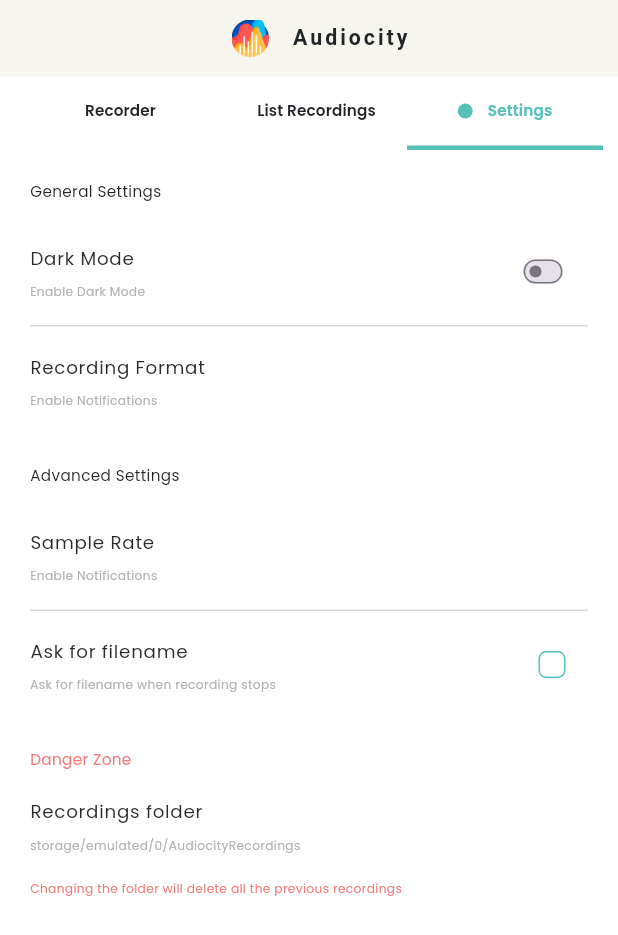
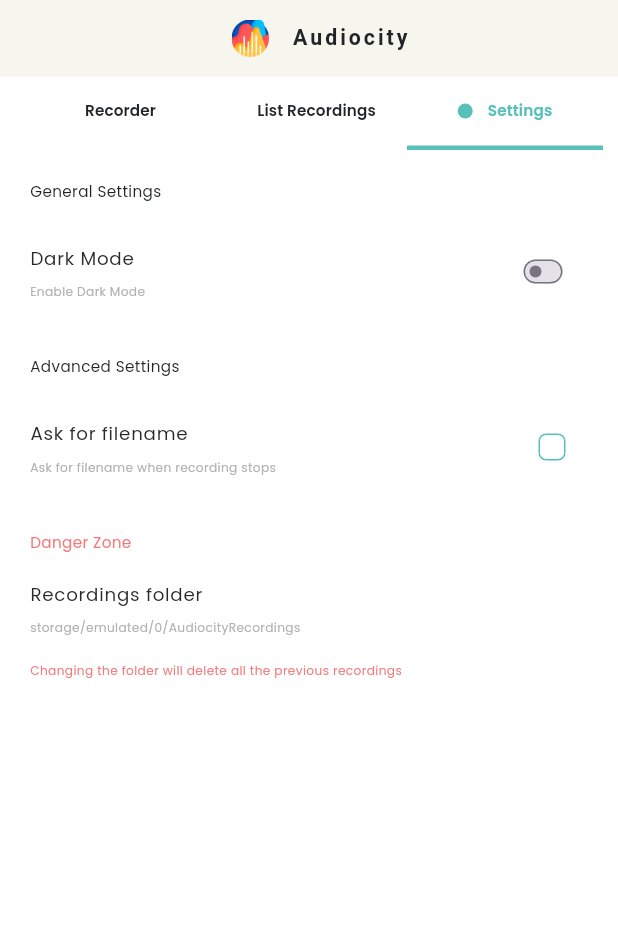
Before and after one commit to tanishq5414/audiocity, a Flutter app: the screen it shows after launch, tab 3 chosen, on a phone screen of 412 x 824 dp. Shown: the top 935 px of the screen. Run offline on Flutter 3.47's test engine with Material 3 defaults, Android fonts, the phone set to English and light mode, and no system bars; our stand-ins replace device_preview, file_picker, flutter_screenutil, get, line_icons, permission_handler and 2 more; missing offline and left inert: audio_duration, audio_waveforms.

Commit message:
removed some options

```diff
--- a/lib/features/settings/settings_page.dart
+++ b/lib/features/settings/settings_page.dart
@@ -50,46 +50,12 @@ class SettingsPage extends StatelessWidget {
                               ),
                             ),
                           ),
-                          const Divider(
-                            height: 0.5,
-                            color: Pallete.darkGreyColor,
-                            thickness: 0.5,
-                          ),
-                          ListTile(
-                            onTap: () {
-                              showCommonSnackBar(context, 'Coming Soon');
-                            },
-                            contentPadding: EdgeInsets.zero,
-                            title: Text('Recording Format',
-                                style: CustomTextStyles.bodyTextStyleLarge
-                                    .copyWith(color: Pallete.greyColor)),
-                            subtitle:  Text('Enable Notifications',
-                                style: CustomTextStyles.bodyTextStyle
-                                  .copyWith(color: Pallete.darkGreyColor)),
-                          ),
                           SizedBox(height: 20),
                           Text(
                             'Advanced Settings',
                             style: CustomTextStyles.subTitleTextStyle,
                           ),
                           const SizedBox(height: 10),
-                          ListTile(
-                            contentPadding: EdgeInsets.zero,
-                            title: Text('Sample Rate',
-                                style: CustomTextStyles.bodyTextStyleLarge
-                                    .copyWith(color: Pallete.greyColor)),
-                            subtitle:  Text('Enable Notifications',
-                                style: CustomTextStyles.bodyTextStyle
-                                  .copyWith(color: Pallete.darkGreyColor)),
-                            onTap: () {
-                              showCommonSnackBar(context, 'Coming Soon');
-                            },
-                          ),
-                          const Divider(
-                            height: 0.5,
-                            color: Pallete.darkGreyColor,
-                            thickness: 0.5,
-                          ),
                           ListTile(
                             contentPadding: EdgeInsets.zero,
                             title:  Text('Ask for filename',
```
